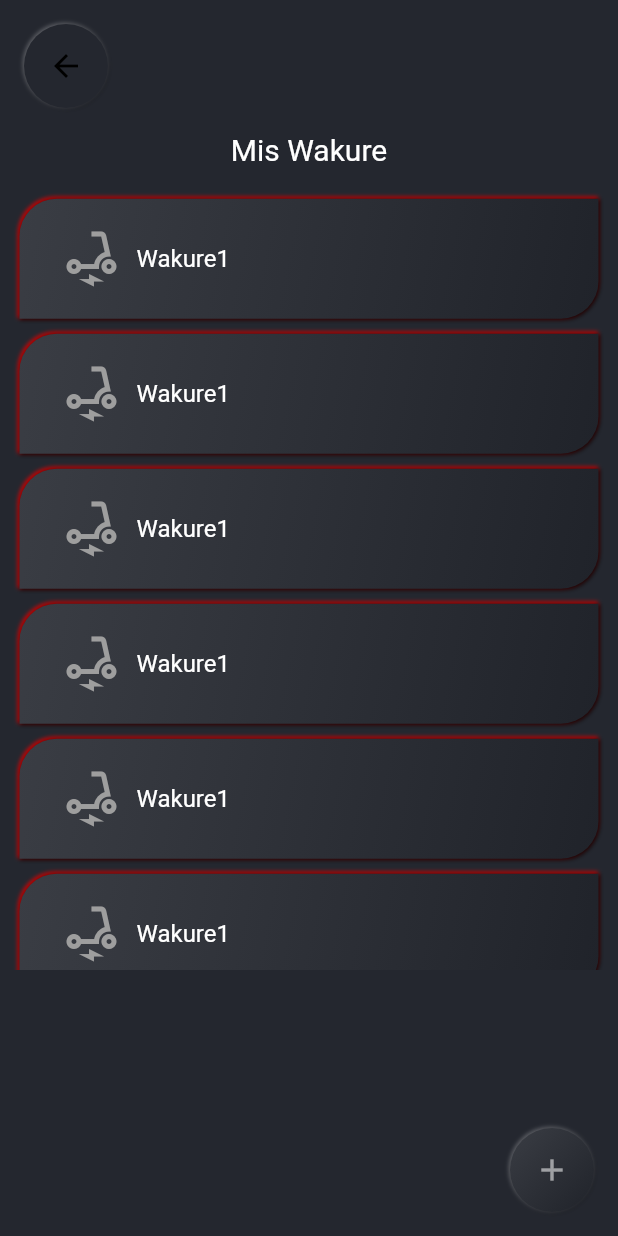
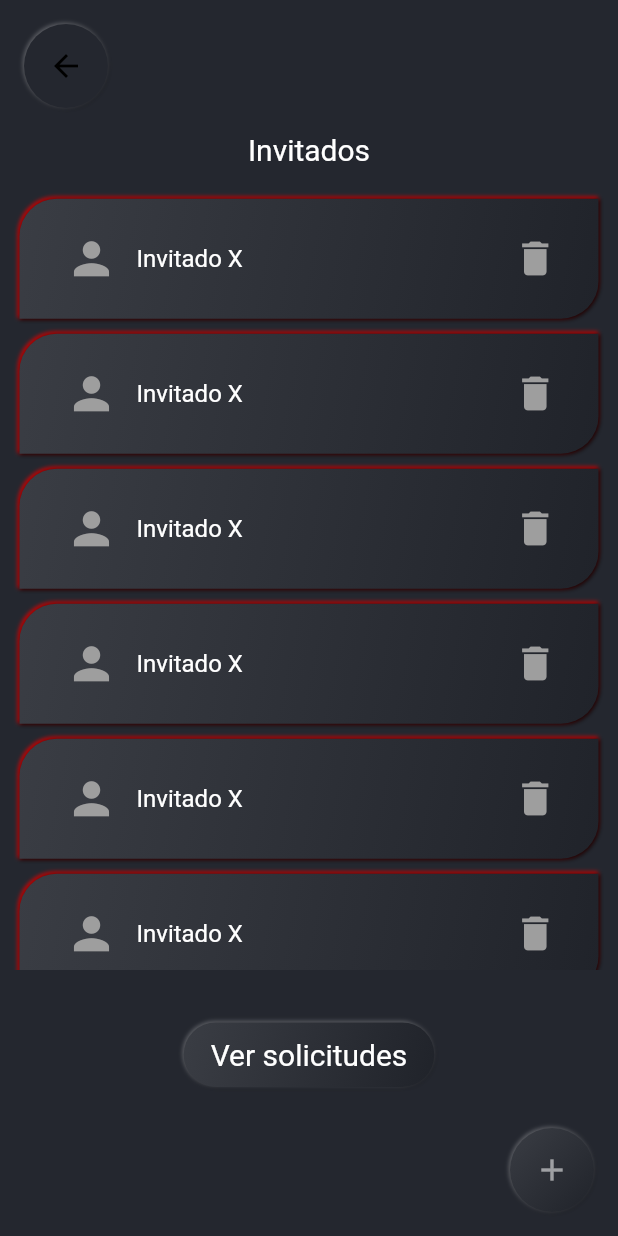
Before and after one commit to Joelnicolass/wakurent, a Flutter app: the screen it shows after launch, after a tap on "Invitados", on a phone screen of 412 x 824 dp. Run offline on Flutter 3.47's test engine with Material 2 defaults, Android fonts, the phone set to English and light mode, and no system bars; drawn by our look-alikes of flutter_neumorphic.

Commit message:
rutas_y_screens

```diff
--- a/lib/main.dart
+++ b/lib/main.dart
@@ -1,7 +1,12 @@
 import 'package:flutter_neumorphic/flutter_neumorphic.dart';
+import 'package:walkiler/views/invitados_view.dart';
+import 'package:walkiler/views/maps_view.dart';
 import 'package:walkiler/views/menu_view.dart';
+import 'package:walkiler/views/misWakure_view.dart';
+import 'package:walkiler/views/quickBooking_view.dart';
 import './views/menu_view.dart';
 import 'globals.dart' as globals;
+
 void main() => runApp(const App());
 
 class App extends StatelessWidget {
@@ -9,23 +14,26 @@ class App extends StatelessWidget {
 
   @override
   Widget build(BuildContext context) {
-
-
-
     return NeumorphicApp(
       debugShowCheckedModeBanner: false,
       title: 'Wakurent',
       themeMode: ThemeMode.dark,
-      darkTheme: NeumorphicThemeData(
-        baseColor: Color(0xFF24272F),
-        lightSource: LightSource.topLeft,
-        depth: 1.5,
-        intensity: 0.3,
-        defaultTextColor: Colors.white,
-        shadowDarkColor: Colors.black87
-
-      ),
-      home: Menu_View(),
+      darkTheme: const NeumorphicThemeData(
+          baseColor: Color(0xFF24272F),
+          lightSource: LightSource.topLeft,
+          depth: 1.5,
+          intensity: 0.3,
+          defaultTextColor: Colors.white,
+          shadowDarkColor: Colors.black87),
+      // home: Menu_View(),
+      initialRoute: 'menu_view',
+      routes: {
+        'menu_view': (_) => Menu_View(),
+        'misWakure_view': (_) => MisWakure_View(),
+        'invitados_view': (_) => Invitados_View(),
+        'maps_view': (_) => Maps_View(),
+        'quickBooking_view': (_) => QuickBooking_View(),
+      },
     );
   }
 }
--- /dev/null
+++ b/lib/views/invitados_view.dart
@@ -0,0 +1,115 @@
+// ignore_for_file: annotate_overrides
+
+import 'package:flutter_neumorphic/flutter_neumorphic.dart';
+import 'package:walkiler/globals.dart' as g;
+
+class Invitados_View extends StatelessWidget {
+  Invitados_View({Key? key}) : super(key: key);
+
+  Widget build(BuildContext context) {
+    //responsive
+    g.width = MediaQuery.of(context).size.width;
+    g.height = MediaQuery.of(context).size.height;
+
+    return Scaffold(
+      appBar: NeumorphicAppBar(actions: []),
+      backgroundColor: NeumorphicTheme.baseColor(context),
+      body: Column(
+        children: <Widget>[
+          Text('Invitados', style: TextStyle(fontSize: 20)),
+          SizedBox(
+            height: g.height * 0.02,
+          ),
+          Container(
+            height: g.height * 0.63,
+            child: ListView(
+              children: [
+                invitado_card(),
+                invitado_card(),
+                invitado_card(),
+                invitado_card(),
+                invitado_card(),
+                invitado_card(),
+                invitado_card(),
+                invitado_card(),
+                invitado_card(),
+              ],
+            ),
+          ),
+          SizedBox(height: 20),
+          NeumorphicButton(
+          margin: const EdgeInsets.symmetric(horizontal: 13, vertical: 15),
+      onPressed: () {
+        },
+      style: NeumorphicStyle(
+        depth: 1.5,
+        intensity: 0.3,
+        oppositeShadowLightSource: true,
+        shape: NeumorphicShape.convex,
+        boxShape: NeumorphicBoxShape.roundRect(BorderRadius.circular(25))),
+            child:
+                Text('Ver solicitudes', style: TextStyle(fontSize: 20))
+            )
+        ],
+      ),
+      floatingActionButton: NeumorphicFloatingActionButton(
+        style: NeumorphicStyle(
+        boxShape: NeumorphicBoxShape.circle(),
+        shape:NeumorphicShape.convex ,
+        depth: 1.5,
+        intensity: 0.3
+        ),
+        onPressed: (){
+
+        },
+        child: Icon(Icons.add, color: Colors.white54),
+        ),
+
+    );
+  }
+}
+
+class invitado_card extends StatelessWidget {
+  const invitado_card({
+    Key? key,
+  }) : super(key: key);
+
+  @override
+  Widget build(BuildContext context) {
+    return NeumorphicButton(
+      margin: const EdgeInsets.symmetric(horizontal: 13, vertical: 5),
+      onPressed: () {
+        },
+      style: NeumorphicStyle(
+        depth: 1.5,
+        intensity: 1,
+        shadowLightColor: Color.fromRGBO(255, 0, 0, 1),
+        oppositeShadowLightSource: true,
+        shape: NeumorphicShape.convex,
+        boxShape: NeumorphicBoxShape.roundRect(const BorderRadius.only(
+          topLeft: Radius.circular(25),
+          topRight: Radius.circular(0),
+          bottomLeft: Radius.circular(0),
+          bottomRight: Radius.circular(25),
+        )),
+      ),
+      child: Row(
+        children: [
+          CircleAvatar(
+            radius: 30,
+            backgroundColor: Colors.transparent,
+            child: Icon(Icons.person, color: Colors.grey, size: 35),
+          ),
+          Text(
+            'Invitado X',
+            style: TextStyle(color: Colors.white, fontSize: 16),
+          ),
+          SizedBox(
+            width: 180,
+          ),
+          Icon(Icons.delete, color: Colors.grey, size: 30)
+        ],
+      ),
+    );
+  }
+}
--- /dev/null
+++ b/lib/views/maps_view.dart
@@ -0,0 +1,24 @@
+// ignore_for_file: annotate_overrides
+
+import 'package:flutter_neumorphic/flutter_neumorphic.dart';
+import 'package:walkiler/globals.dart' as g;
+
+class  Maps_View extends StatelessWidget {
+  Maps_View({Key? key}) : super(key: key);
+
+  Widget build(BuildContext context) {
+    //responsive
+    g.width = MediaQuery.of(context).size.width;
+    g.height = MediaQuery.of(context).size.height;
+
+    return Scaffold(
+      appBar: NeumorphicAppBar(actions: []),
+      backgroundColor: NeumorphicTheme.baseColor(context),
+      body: Column(
+        children: <Widget>[
+          Text('Maps', style: TextStyle(fontSize: 20)),
+        ],
+      ),
+    );
+  }
+}
--- a/lib/views/menu_view.dart
+++ b/lib/views/menu_view.dart
@@ -10,6 +10,11 @@ class Menu_View extends StatelessWidget {
     g.width = MediaQuery.of(context).size.width;
     g.height = MediaQuery.of(context).size.height;
 
+
+    void goRoute (String value) {
+      Navigator.pushNamed(context, value);
+    }
+
     return Scaffold(
       backgroundColor: NeumorphicTheme.baseColor(context),
       body: Container(
@@ -19,17 +24,17 @@ class Menu_View extends StatelessWidget {
             Row(
               mainAxisAlignment: MainAxisAlignment.center,
               crossAxisAlignment: CrossAxisAlignment.center,
-              children: const [
-                _menuCard(labelName: "Mis Wakure", icon: Icons.electric_scooter),
-                _menuCard(labelName: "Invitados", icon: Icons.groups),
+              children:  [
+                _menuCard(labelName: "Mis Wakure", icon: Icons.electric_scooter, route: () => goRoute('misWakure_view') ),
+                _menuCard(labelName: "Invitados", icon: Icons.groups, route: () => goRoute('invitados_view')),
               ],
             ),
             Row(
               mainAxisAlignment: MainAxisAlignment.center,
               crossAxisAlignment: CrossAxisAlignment.center,
-              children: const [
-                _menuCard(labelName: "Mapa", icon: Icons.location_pin),
-                _menuCard(labelName: "Reservas", icon: Icons.date_range_outlined)
+              children: [
+                _menuCard(labelName: "Mapa", icon: Icons.location_pin, route: () => goRoute('maps_view')),
+                _menuCard(labelName: "Reserva", icon: Icons.date_range_outlined, route: () => goRoute('quickBooking_view'))
               ],
             )
           ],
@@ -44,10 +49,12 @@ class _menuCard extends StatelessWidget {
     Key? key,
     required this.icon,
     required this.labelName,
+    required this.route,
   }) : super(key: key);
 
   final IconData icon;
   final String labelName;
+  final VoidCallback route;
 
   @override
   Widget build(BuildContext context) {
@@ -56,8 +63,7 @@ class _menuCard extends StatelessWidget {
         padding: EdgeInsets.symmetric(
             horizontal: g.width * 0.1, vertical: g.height * 0.05),
         onPressed: () {
-          Navigator.push(context,
-              MaterialPageRoute(builder: (context) => MisWakure_View()));
+          route();
         },
         style: NeumorphicStyle(
           depth: 1.5,
--- /dev/null
+++ b/lib/views/quickBooking_view.dart
@@ -0,0 +1,24 @@
+// ignore_for_file: annotate_overrides
+
+import 'package:flutter_neumorphic/flutter_neumorphic.dart';
+import 'package:walkiler/globals.dart' as g;
+
+class  QuickBooking_View extends StatelessWidget {
+  QuickBooking_View({Key? key}) : super(key: key);
+
+  Widget build(BuildContext context) {
+    //responsive
+    g.width = MediaQuery.of(context).size.width;
+    g.height = MediaQuery.of(context).size.height;
+
+    return Scaffold(
+      appBar: NeumorphicAppBar(actions: []),
+      backgroundColor: NeumorphicTheme.baseColor(context),
+      body: Column(
+        children: <Widget>[
+          Text('Reserva Rápida', style: TextStyle(fontSize: 20)),
+        ],
+      ),
+    );
+  }
+}
```
